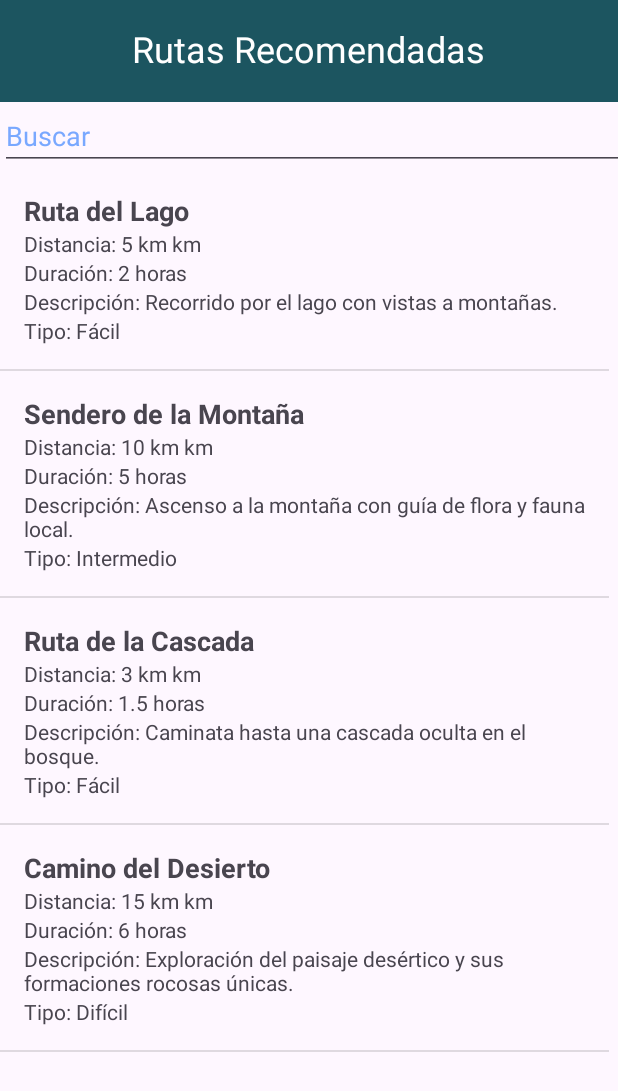
After one commit to niko2307/Turistec, an Android app: the Rutas_Recom screen opened directly, with no data from a screen before it, on a phone screen of 412 x 824 dp. The commit adds this screen. Shown: the top 1091 px of the screen. Run offline under Robolectric (Android 15) with nearby library versions, the phone set to English and light mode, and no system bars.

Commit message:
Rutas
Rutas recomendadas implementadas

```diff
--- a/app/src/main/AndroidManifest.xml
+++ b/app/src/main/AndroidManifest.xml
@@ -5,10 +5,10 @@
     <uses-feature
         android:name="android.hardware.camera"
         android:required="false" />
-    <uses-permission android:name="android.permission.CAMERA"/>
+
+    <uses-permission android:name="android.permission.CAMERA" />
     <uses-permission android:name="android.permission.WRITE_EXTERNAL_STORAGE" />
-    <uses-permission android:name="android.permission.INTERNET"/>
-
+    <uses-permission android:name="android.permission.INTERNET" />
 
     <application
         android:allowBackup="true"
@@ -20,6 +20,9 @@
         android:supportsRtl="true"
         android:theme="@style/Theme.Turistecdos"
         tools:targetApi="31">
+        <activity
+            android:name=".Rutas_Recom"
+            android:exported="false" />
         <activity
             android:name=".normas"
             android:exported="false" />
@@ -35,21 +38,18 @@
         <activity
             android:name=".login"
             android:exported="true">
-        <intent-filter>
-            <action android:name="android.intent.action.MAIN" />
+            <intent-filter>
+                <action android:name="android.intent.action.MAIN" />
 
-            <category android:name="android.intent.category.LAUNCHER" />
-        </intent-filter>
-    </activity>
-
+                <category android:name="android.intent.category.LAUNCHER" />
+            </intent-filter>
+        </activity>
         <activity
             android:name=".Home"
             android:exported="false" />
-
         <activity
             android:name=".MainActivity"
-            android:exported="false"/>
-
+            android:exported="false" />
     </application>
 
 </manifest>
--- /dev/null
+++ b/app/src/main/java/com/example/turistecdos/RutaAdapter.kt
@@ -0,0 +1,47 @@
+package com.example.turistecdos
+
+import android.content.Context
+import android.view.LayoutInflater
+import android.view.View
+import android.view.ViewGroup
+import android.widget.ArrayAdapter
+import android.widget.TextView
+
+class RutaAdapter(context: Context, rutas: List<Ruta>) :
+    ArrayAdapter<Ruta>(context, R.layout.list_item_ruta, rutas) {
+
+    override fun getView(position: Int, convertView: View?, parent: ViewGroup): View {
+        var view = convertView
+        val holder: ViewHolder
+
+        if (view == null) {
+            view = LayoutInflater.from(context).inflate(R.layout.list_item_ruta, parent, false)
+            holder = ViewHolder()
+            holder.textViewNombre = view.findViewById(R.id.textViewNombre)
+            holder.textViewDistancia = view.findViewById(R.id.textViewDistancia)
+            holder.textViewDuracion = view.findViewById(R.id.textViewDuracion)
+            holder.textViewDescripcion = view.findViewById(R.id.textViewDescripcion)
+            holder.textViewTipo = view.findViewById(R.id.textViewTipo)
+            view.tag = holder
+        } else {
+            holder = view.tag as ViewHolder
+        }
+
+        val ruta = getItem(position)
+        holder.textViewNombre?.text = ruta?.nombre
+        holder.textViewDistancia?.text = "Distancia: ${ruta?.distancia} km"
+        holder.textViewDuracion?.text = "Duración: ${ruta?.duracion}"
+        holder.textViewDescripcion?.text = "Descripción: ${ruta?.descripcion}"
+        holder.textViewTipo?.text = "Tipo: ${ruta?.tipo}"
+
+        return view!!
+    }
+
+    private class ViewHolder {
+        var textViewNombre: TextView? = null
+        var textViewDistancia: TextView? = null
+        var textViewDuracion: TextView? = null
+        var textViewDescripcion: TextView? = null
+        var textViewTipo: TextView? = null
+    }
+}
--- /dev/null
+++ b/app/src/main/java/com/example/turistecdos/Rutas_Recom.kt
@@ -0,0 +1,45 @@
+package com.example.turistecdos
+
+import android.os.Bundle
+import android.widget.ListView
+import androidx.activity.enableEdgeToEdge
+import androidx.appcompat.app.AppCompatActivity
+import androidx.core.view.ViewCompat
+import androidx.core.view.WindowInsetsCompat
+
+data class Ruta(val nombre: String, val distancia: String, val duracion: String, val descripcion: String, val tipo: String)
+
+class Rutas_Recom : AppCompatActivity() {
+    private lateinit var listaRutas: MutableList<Ruta>
+
+    override fun onCreate(savedInstanceState: Bundle?) {
+        super.onCreate(savedInstanceState)
+        enableEdgeToEdge()
+        setContentView(R.layout.activity_rutas_recom)
+        ViewCompat.setOnApplyWindowInsetsListener(findViewById(R.id.main)) { v, insets ->
+            val systemBars = insets.getInsets(WindowInsetsCompat.Type.systemBars())
+            v.setPadding(systemBars.left, systemBars.top, systemBars.right, systemBars.bottom)
+            insets
+        }
+
+        // Obtener referencia al ListView
+        val listView = findViewById<ListView>(R.id.listViewRutas)
+
+        // Inicializar la lista de rutas directamente en el código
+        inicializarRutas()
+
+        // Crear el adaptador y asignarlo al ListView
+        val adapter = RutaAdapter(this, listaRutas)
+        listView.adapter = adapter
+    }
+
+    private fun inicializarRutas() {
+        listaRutas = mutableListOf(
+            Ruta("Ruta del Lago", "5 km", "2 horas", "Recorrido por el lago con vistas a montañas.", "Fácil"),
+            Ruta("Sendero de la Montaña", "10 km", "5 horas", "Ascenso a la montaña con guía de flora y fauna local.", "Intermedio"),
+            Ruta("Ruta de la Cascada", "3 km", "1.5 horas", "Caminata hasta una cascada oculta en el bosque.", "Fácil"),
+            Ruta("Camino del Desierto", "15 km", "6 horas", "Exploración del paisaje desértico y sus formaciones rocosas únicas.", "Difícil")
+            // Puedes agregar más rutas aquí según sea necesario
+        )
+    }
+}
--- a/app/src/main/res/layout/activity_login.xml
+++ b/app/src/main/res/layout/activity_login.xml
@@ -78,15 +78,6 @@
             android:text="¿No tienes cuenta? Registrate aquí"
             android:textColor="#013158" />
 
-        <TextView
-            android:id="@+id/tvLoginInvestigador"
-            android:layout_width="wrap_content"
-            android:layout_height="wrap_content"
-            android:layout_below="@id/tvRegister"
-            android:layout_centerHorizontal="true"
-            android:layout_marginTop="8dp"
-            android:text="¿Eres investigador? Inicia sesión aquí"
-            android:textColor="#668C4D" />
     </RelativeLayout>
 
 </androidx.constraintlayout.widget.ConstraintLayout>
--- /dev/null
+++ b/app/src/main/res/layout/activity_rutas_recom.xml
@@ -0,0 +1,56 @@
+<?xml version="1.0" encoding="utf-8"?>
+<androidx.constraintlayout.widget.ConstraintLayout xmlns:android="http://schemas.android.com/apk/res/android"
+    xmlns:app="http://schemas.android.com/apk/res-auto"
+    xmlns:tools="http://schemas.android.com/tools"
+    android:id="@+id/main"
+    android:layout_width="match_parent"
+    android:layout_height="match_parent"
+    tools:context=".Rutas_Recom">
+
+    <TextView
+        android:id="@+id/color"
+        android:layout_width="435dp"
+        android:layout_height="68dp"
+        android:background="#1c5560"
+        app:layout_constraintHorizontal_bias="0.0"
+        app:layout_constraintLeft_toLeftOf="parent"
+        app:layout_constraintRight_toRightOf="parent"
+        app:layout_constraintTop_toTopOf="parent" />
+
+    <TextView
+        android:id="@+id/Encabezado_recom"
+        android:layout_width="wrap_content"
+        android:layout_height="wrap_content"
+        android:layout_marginTop="16dp"
+        android:text="Rutas Recomendadas"
+        android:textColor="@color/white"
+        android:textSize="24sp"
+        app:layout_constraintHorizontal_bias="0.497"
+        app:layout_constraintLeft_toLeftOf="parent"
+        app:layout_constraintRight_toRightOf="parent"
+        app:layout_constraintTop_toTopOf="parent" />
+
+    <ListView
+        android:id="@+id/listViewRutas"
+        android:layout_width="406dp"
+        android:layout_height="824dp"
+        android:layout_marginTop="112dp"
+        app:layout_constraintHorizontal_bias="0.0"
+        app:layout_constraintLeft_toLeftOf="parent"
+        app:layout_constraintRight_toRightOf="parent"
+        app:layout_constraintTop_toTopOf="parent" />
+
+    <EditText
+        android:id="@+id/BuscarR"
+        android:layout_width="416dp"
+        android:layout_height="45dp"
+        android:layout_marginTop="68dp"
+        android:ems="10"
+        android:inputType="text"
+        android:hint="Buscar"
+        android:textColorHint="#79a8ff"
+        app:layout_constraintHorizontal_bias="0.0"
+        app:layout_constraintLeft_toLeftOf="parent"
+        app:layout_constraintRight_toRightOf="parent"
+        app:layout_constraintTop_toTopOf="parent" />
+</androidx.constraintlayout.widget.ConstraintLayout>
--- /dev/null
+++ b/app/src/main/res/layout/list_item_ruta.xml
@@ -0,0 +1,35 @@
+<?xml version="1.0" encoding="utf-8"?>
+<LinearLayout xmlns:android="http://schemas.android.com/apk/res/android"
+    android:layout_width="match_parent"
+    android:layout_height="wrap_content"
+    android:orientation="vertical"
+    android:padding="16dp">
+
+    <TextView
+        android:id="@+id/textViewNombre"
+        android:layout_width="match_parent"
+        android:layout_height="wrap_content"
+        android:textSize="18sp"
+        android:textStyle="bold" />
+
+    <TextView
+        android:id="@+id/textViewDistancia"
+        android:layout_width="match_parent"
+        android:layout_height="wrap_content" />
+
+    <TextView
+        android:id="@+id/textViewDuracion"
+        android:layout_width="match_parent"
+        android:layout_height="wrap_content" />
+
+    <TextView
+        android:id="@+id/textViewDescripcion"
+        android:layout_width="match_parent"
+        android:layout_height="wrap_content" />
+
+    <TextView
+        android:id="@+id/textViewTipo"
+        android:layout_width="match_parent"
+        android:layout_height="wrap_content" />
+
+</LinearLayout>
```
